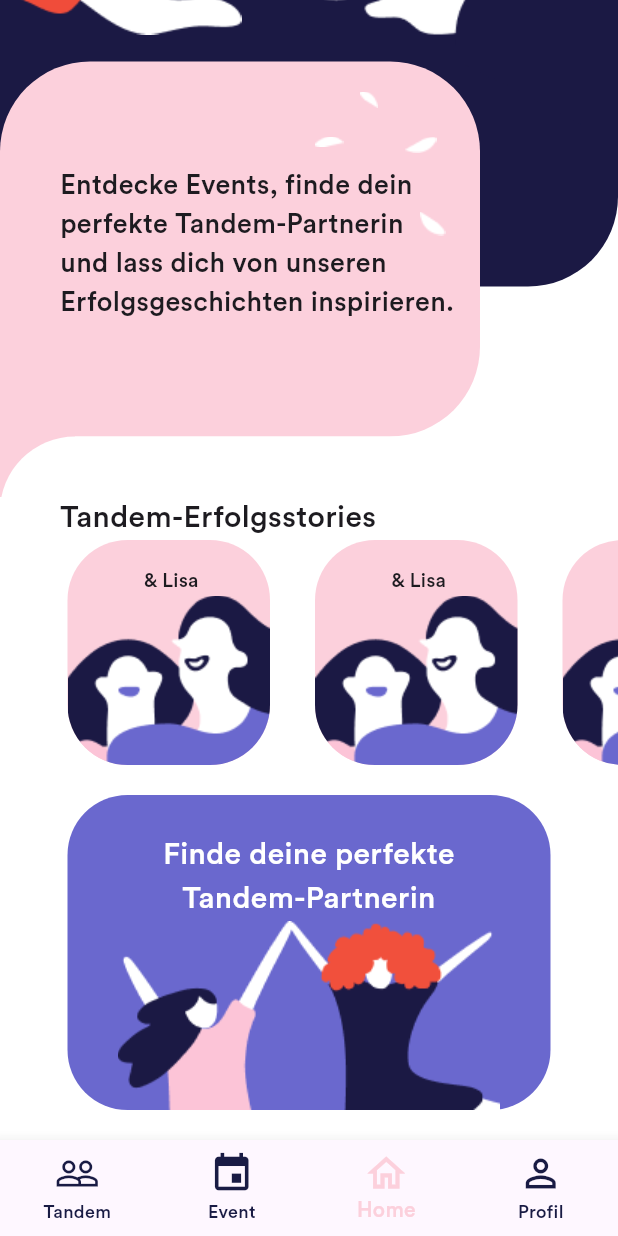
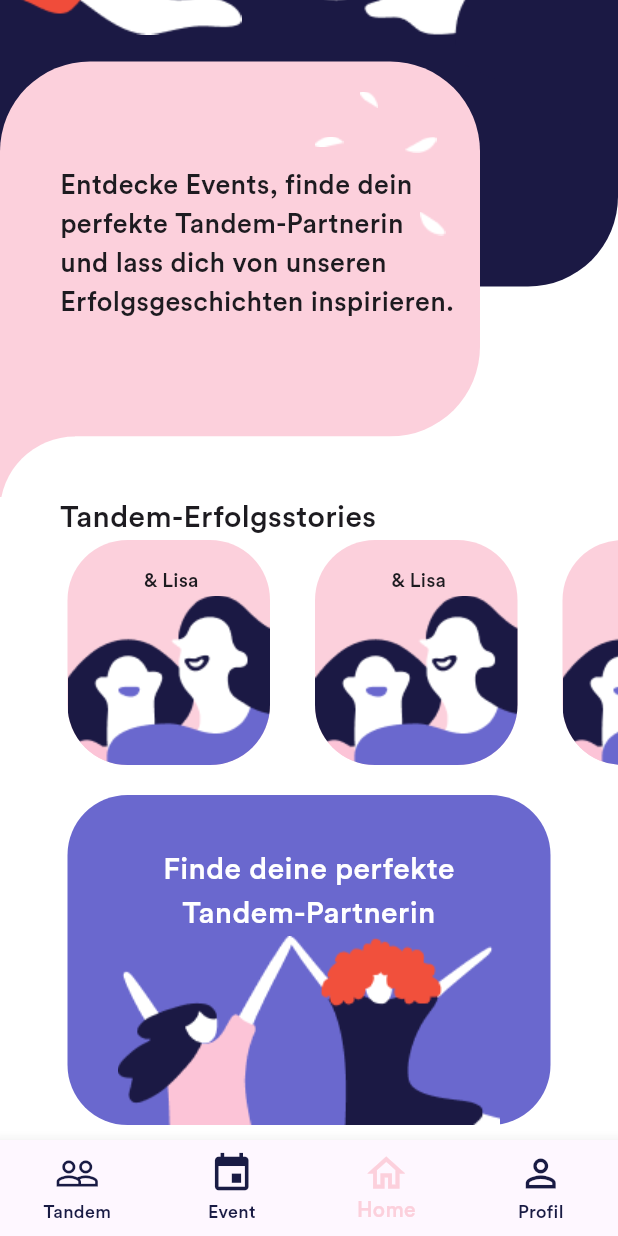
Before and after one commit to Trinistar/female_fellows, a Flutter app: the Navigation screen opened directly, scrolled down 189 dp, on a phone screen of 412 x 824 dp. Run offline on Flutter 3.47's test engine with Material 2 defaults, Android fonts, the phone set to English and light mode, and no system bars; our stand-ins replace date_format, firebase_auth, firebase_core, smooth_page_indicator; accounts and stored records are empty; generated files the repository leaves out were written again.

Commit message:
homepage update

```diff
--- /dev/null
+++ b/lib/components/first_containerhomepage.dart
@@ -0,0 +1,141 @@
+import 'package:flutter/material.dart';
+import 'package:firebase_auth/firebase_auth.dart';
+
+class FirstContainer extends StatelessWidget {
+   final user = FirebaseAuth.instance.currentUser!;
+FirstContainer({super.key});
+
+  @override
+  Widget build(BuildContext context) {
+    return  SizedBox(
+          height: 520,
+          width: 1000,
+          child: Stack(
+            children: [
+              Container(
+                width: 1000,
+                height: 380,
+                decoration: BoxDecoration(
+                  borderRadius:
+                      BorderRadius.only(bottomRight: Radius.circular(60)),
+                  color: Color.fromRGBO(27, 25, 68, 1),
+                ),
+              ),
+
+              Positioned(
+                top: 25,
+                left: 350,
+                child: CircleAvatar(
+                  backgroundImage: AssetImage('lib/images/Avatar.png'),
+                  radius: 25,
+                  backgroundColor: Color.fromRGBO(252, 208, 220, 1),
+                ),
+              ),
+              Positioned(
+                top: 40,
+                left: 40,
+                child: Text(
+                  'Hallo ${user.email!},',
+                  style: TextStyle(
+                    color: Colors.white,
+                    fontSize: 30,
+                  ),
+                ),
+              ),
+              Positioned(
+                top: 90,
+                left: 40,
+                child: Text(
+                  'Schön das du dabei bist!',
+                  style: TextStyle(fontSize: 20, color: Colors.white),
+                ),
+              ),
+              Positioned(
+                top: 90,
+                child: Image.asset('lib/images/handleft.png'),
+              ),
+              Positioned(
+                top: 160,
+                left: 200,
+                child: Image.asset('lib/images/handright.png'),
+              ),
+              //pink Container with text
+              Positioned(
+                top: 230,
+                child: Column(
+                  children: [
+                    Container(
+                      width: 320,
+                      height: 250,
+                      decoration: BoxDecoration(
+                        borderRadius: BorderRadius.only(
+                          bottomRight: Radius.circular(60),
+                          topLeft: Radius.circular(60),
+                          topRight: Radius.circular(60),
+                        ),
+                        color: Color.fromRGBO(252, 208, 220, 1),
+                      ),
+                    ),
+                    Stack(
+                      clipBehavior: Clip.none,
+                      children: [
+                        Positioned(
+                          top: -1,
+                          child: Container(
+                            width: 50,
+                            height: 50,
+                            decoration: BoxDecoration(
+                              borderRadius: BorderRadius.only(),
+                              color: Color.fromRGBO(252, 208, 220, 1),
+                            ),
+                          ),
+                        ),
+                        Container(
+                          width: 320,
+                          height: 50,
+                          decoration: BoxDecoration(
+                            borderRadius: BorderRadius.only(
+                              topLeft: Radius.circular(60),
+                            ),
+                            color: Colors.white,
+                          ),
+                        ),
+                      ],
+                    )
+                  ],
+                ),
+              ),
+              //Feathers in pink container
+              Positioned(
+                top: 250,
+                left: 240,
+                child: Image.asset('lib/images/federoben.png'),
+              ),
+              Positioned(
+                top: 280,
+                left: 210,
+                child: Image.asset('lib/images/federlinks.png'),
+              ),
+              Positioned(
+                top: 280,
+                left: 270,
+                child: Image.asset('lib/images/federrechts.png'),
+              ),
+              Positioned(
+                top: 330,
+                left: 280,
+                child: Image.asset('lib/images/federunten.png'),
+              ),
+              Positioned(
+                top: 300,
+                left: 40,
+                child: Text(
+                  'Entdecke Events, finde dein\nperfekte Tandem-Partnerin\nund lass dich von unseren\nErfolgsgeschichten inspirieren.',
+                  style: TextStyle(fontSize: 18, fontWeight: FontWeight.w600),
+                ),
+              ),
+            ],
+          ),
+        );
+  }
+}
--- a/lib/components/image_button.dart
+++ b/lib/components/image_button.dart
@@ -1,19 +1,25 @@
 import 'package:flutter/material.dart';
+import 'package:vs_femalefellows/pages/Tandem/tandem.dart';
+
 
 class ImageButton extends StatelessWidget {
   const ImageButton({super.key});
 
   @override
   Widget build(BuildContext context) {
-    return   Container(
-            color: Colors.white ,
+    return Container(
+      color: Colors.white,
       height: 250,
-
-            child:
-            Padding(
-              padding: const EdgeInsets.only(top: 20,left: 45,right: 45,bottom: 20),
+      child: Padding(
+        padding:
+            const EdgeInsets.only(top: 20, left: 45, right: 45, bottom: 10),
+        child: GestureDetector(
+          onTap: () {
+            Navigator.of(context).push(MaterialPageRoute(
+              builder: (context) => Tandementry(),
+            ));
+          },
           child: Container(
-
             decoration: BoxDecoration(
               borderRadius: BorderRadius.all(Radius.circular(40)),
               color: Color.fromRGBO(106, 104, 206, 1),
@@ -29,9 +35,9 @@ class ImageButton extends StatelessWidget {
                 Image(
                   image: AssetImage('lib/images/Tandemfind.png'),
                   fit: BoxFit.cover,
-
                 ),
               ],
+            ),
           ),
         ),
       ),
--- a/lib/pages/homepage.dart
+++ b/lib/pages/homepage.dart
@@ -1,7 +1,13 @@
 import 'package:firebase_auth/firebase_auth.dart';
 import 'package:flutter/material.dart';
 import 'package:vs_femalefellows/components/carousel_items.dart';
+import 'package:vs_femalefellows/components/event_ideashomepage.dart';
+import 'package:vs_femalefellows/components/events_carouselhomepage.dart';
+import 'package:vs_femalefellows/components/first_containerhomepage.dart';
+import 'package:vs_femalefellows/components/homepage_divider.dart';
 import 'package:vs_femalefellows/components/image_button.dart';
+import 'package:vs_femalefellows/components/second_dividerhompage.dart';
+import 'package:vs_femalefellows/components/third_dividerhomepage.dart';
 
 class Home extends StatefulWidget {
   const Home({super.key});
@@ -18,138 +24,7 @@ class _HomeState extends State<Home> {
       shrinkWrap: true,
       children: [
         //first container
-        SizedBox(
-          height: 520,
-          width: 1000,
-          child: Stack(
-            children: [
-              Container(
-                width: 1000,
-                height: 380,
-                decoration: BoxDecoration(
-                  borderRadius:
-                      BorderRadius.only(bottomRight: Radius.circular(60)),
-                  color: Color.fromRGBO(27, 25, 68, 1),
-                ),
-              ),
-
-              Positioned(
-                top: 25,
-                left: 350,
-                child: CircleAvatar(
-                  backgroundImage: AssetImage('lib/images/Avatar.png'),
-                  radius: 25,
-                  backgroundColor: Color.fromRGBO(252, 208, 220, 1),
-                ),
-              ),
-              Positioned(
-                top: 40,
-                left: 40,
-                child: Text(
-                  'Hallo ${user.email!},',
-                  style: TextStyle(
-                    color: Colors.white,
-                    fontSize: 30,
-                  ),
-                ),
-              ),
-              Positioned(
-                top: 90,
-                left: 40,
-                child: Text(
-                  'Schön das du dabei bist!',
-                  style: TextStyle(fontSize: 20, color: Colors.white),
-                ),
-              ),
-              Positioned(
-                top: 90,
-                child: Image.asset('lib/images/handleft.png'),
-              ),
-              Positioned(
-                top: 160,
-                left: 200,
-                child: Image.asset('lib/images/handright.png'),
-              ),
-              //pink Container with text
-              Positioned(
-                top: 230,
-                child: Column(
-                  children: [
-                    Container(
-                      width: 320,
-                      height: 250,
-                      decoration: BoxDecoration(
-                        borderRadius: BorderRadius.only(
-                          bottomRight: Radius.circular(60),
-                          topLeft: Radius.circular(60),
-                          topRight: Radius.circular(60),
-                        ),
-                        color: Color.fromRGBO(252, 208, 220, 1),
-                      ),
-                    ),
-                    Stack(
-                      clipBehavior: Clip.none,
-                      children: [
-                        Positioned(
-                          top: -1,
-                          child: Container(
-                            width: 50,
-                            height: 50,
-                            decoration: BoxDecoration(
-                              borderRadius: BorderRadius.only(),
-                              color: Color.fromRGBO(252, 208, 220, 1),
-                            ),
-                          ),
-                        ),
-                        Container(
-                          width: 320,
-                          height: 50,
-                          decoration: BoxDecoration(
-                            borderRadius: BorderRadius.only(
-                              topLeft: Radius.circular(60),
-                            ),
-                            color: Colors.white,
-                          ),
-                        ),
-                      ],
-                    )
-                  ],
-                ),
-              ),
-              //Feathers in pink container
-              Positioned(
-                top: 250,
-                left: 240,
-                child: Image.asset('lib/images/federoben.png'),
-              ),
-              Positioned(
-                top: 280,
-                left: 210,
-                child: Image.asset('lib/images/federlinks.png'),
-              ),
-              Positioned(
-                top: 280,
-                left: 270,
-                child: Image.asset('lib/images/federrechts.png'),
-              ),
-              Positioned(
-                top: 330,
-                left: 280,
-                child: Image.asset('lib/images/federunten.png'),
-              ),
-              Positioned(
-                top: 300,
-                left: 40,
-                child: Text(
-                  'Entdecke Events, finde dein\nperfekte Tandem-Partnerin\nund lass dich von unseren\nErfolgsgeschichten inspirieren.',
-                  style: TextStyle(fontSize: 18, fontWeight: FontWeight.w600),
-                ),
-              ),
-            ],
-          ),
-        ),
-////////////////////////////
-
+        FirstContainer(),
         //Container with title Tandem
         Padding(
           padding: const EdgeInsets.only(left: 40),
@@ -179,9 +54,18 @@ class _HomeState extends State<Home> {
             ),
           ),
         ),
-        SizedBox(
-          child: ImageButton(),
-        ),
+        //Carousel for Tandem
+        ImageButton(),
+        //Divider for grey and white space
+        Artbar(),
+        //Container for eventscarousel
+        EventCarousel(),
+        //divider grey and blue
+        SecondDivider(),
+        //Contianer eventsideas
+        EventIdeas(),
+        //third divider grey and blue
+        ThridDivider(),
       ],
     );
   }
```
Also changed, not shown: lib/components/event_ideashomepage.dart (added, +32 -0 lines), lib/components/events_carouselhomepage.dart (added, +53 -0 lines), lib/components/homepage_divider.dart (added, +45 -0 lines), lib/components/second_dividerhompage.dart (added, +27 -0 lines), lib/components/third_dividerhomepage.dart (added, +45 -0 lines), lib/images/idea.png (added), lib/images/share.png (added). Lines whose indentation alone changed are shown as unchanged.
